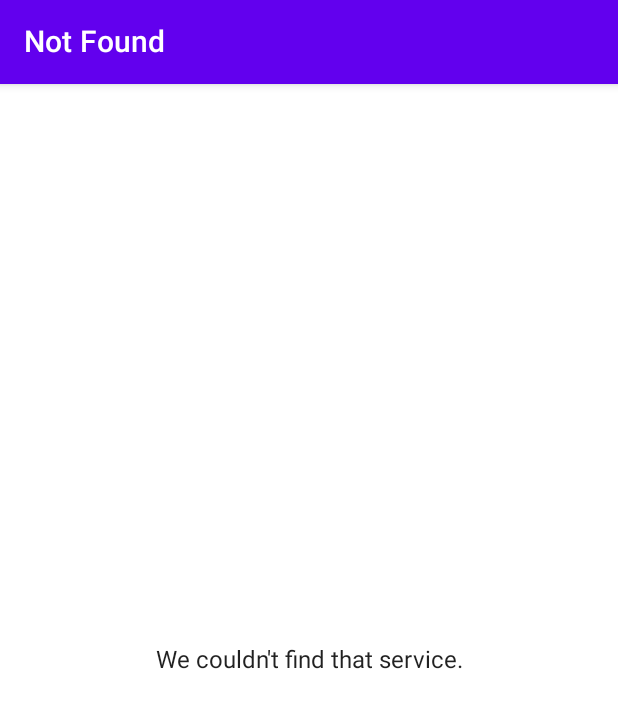
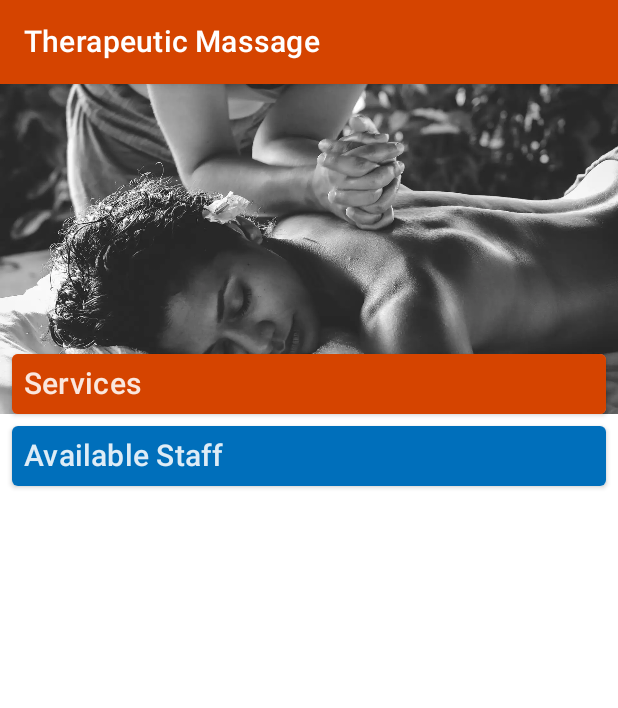
Before and after one commit to MINDBODY-Mobile/2021-Engineering-Summit-Workshop, an Android app built with Jetpack Compose: the @Preview function DetailPreview, on a phone screen of 412 x 824 dp. Shown: the top 708 px of the screen. Run offline under Robolectric (Android 15) with nearby library versions, the phone set to English and light mode, and no system bars.

Commit message:
Add ServiceDetailViewState.Ready, hero image, and services and staff cards to detail composable

```diff
--- a/app/src/main/java/com/mindbodyonline/workshop/ui/ServiceDetail.kt
+++ b/app/src/main/java/com/mindbodyonline/workshop/ui/ServiceDetail.kt
@@ -1,16 +1,24 @@
 package com.mindbodyonline.workshop.ui
 
+import androidx.compose.foundation.Image
 import androidx.compose.foundation.background
-import androidx.compose.foundation.layout.Box
-import androidx.compose.foundation.layout.fillMaxSize
+import androidx.compose.foundation.layout.*
+import androidx.compose.material.Card
 import androidx.compose.material.MaterialTheme.colors
+import androidx.compose.material.MaterialTheme.typography
 import androidx.compose.material.Scaffold
 import androidx.compose.material.Text
 import androidx.compose.material.TopAppBar
 import androidx.compose.runtime.Composable
 import androidx.compose.ui.Alignment
 import androidx.compose.ui.Modifier
+import androidx.compose.ui.layout.ContentScale
+import androidx.compose.ui.res.painterResource
 import androidx.compose.ui.tooling.preview.Preview
+import androidx.compose.ui.unit.dp
+import com.mindbodyonline.workshop.data.SampleData
+import com.mindbodyonline.workshop.data.model.PriceOption
+import com.mindbodyonline.workshop.data.model.Staff
 import com.mindbodyonline.workshop.ui.model.ServiceDetailViewState
 import com.mindbodyonline.workshop.ui.theme.MyTheme
 
@@ -25,8 +33,76 @@ fun ServiceDetail(viewState: ServiceDetailViewState, navigateUp: () -> Unit) {
     ) {
         when (viewState) {
             ServiceDetailViewState.NotFound -> ServiceNotFound()
+            is ServiceDetailViewState.Ready -> ServiceReady(viewState)
         }
 
+    }
+}
+
+@Composable
+fun ServiceReady(viewState: ServiceDetailViewState.Ready) {
+    val service = viewState.service
+    Image(
+        painter = painterResource(id = service.imageResourceId),
+        contentDescription = null,
+        contentScale = ContentScale.Crop,
+        modifier = Modifier
+            .height(220.dp)
+            .fillMaxWidth()
+    )
+    Column() {
+        Spacer(Modifier.height(180.dp))
+        PricingOptionsCard(
+            service.priceOptions,
+            Modifier
+                .padding(horizontal = 8.dp)
+                .fillMaxWidth()
+        )
+        Spacer(Modifier.size(8.dp))
+        StaffListCard(
+            viewState.staff,
+            Modifier
+                .padding(horizontal = 8.dp)
+                .fillMaxWidth()
+        )
+    }
+}
+
+@Composable
+fun StaffListCard(staff: List<Staff>, modifier: Modifier) {
+    Card(
+        modifier = modifier,
+        backgroundColor = colors.surface,
+        contentColor = colors.onSecondary,
+        elevation = 2.dp
+    ) {
+        Text(
+            "Available Staff",
+            style = typography.h6,
+            modifier = Modifier
+                .fillMaxWidth()
+                .background(colors.secondary)
+                .padding(8.dp)
+        )
+    }
+}
+
+@Composable
+fun PricingOptionsCard(priceOptions: List<PriceOption>, modifier: Modifier) {
+    Card(
+        modifier = modifier,
+        backgroundColor = colors.primaryVariant,
+        contentColor = colors.onPrimary,
+        elevation = 2.dp
+    ) {
+        Text(
+            "Services",
+            style = typography.h6,
+            modifier = Modifier
+                .fillMaxWidth()
+                .background(colors.primary)
+                .padding(8.dp)
+        )
     }
 }
 
@@ -46,6 +122,12 @@ private fun ServiceNotFound() {
 @Composable
 fun DetailPreview() {
     MyTheme {
-        ServiceDetail(ServiceDetailViewState.NotFound, {})
+        ServiceDetail(
+            ServiceDetailViewState.Ready(
+                SampleData.Services.therapeuticMassage,
+                SampleData.StaffMembers.allStaff
+            ),
+            {}
+        )
     }
 }
--- a/app/src/main/java/com/mindbodyonline/workshop/ui/model/PresentationStateModels.kt
+++ b/app/src/main/java/com/mindbodyonline/workshop/ui/model/PresentationStateModels.kt
@@ -1,6 +1,8 @@
 package com.mindbodyonline.workshop.ui.model
 
+import com.mindbodyonline.workshop.data.model.Service
 import com.mindbodyonline.workshop.data.model.ServiceCategory
+import com.mindbodyonline.workshop.data.model.Staff
 
 
 typealias ServiceCategoryState = Pair<ServiceCategory, Boolean>
@@ -15,4 +17,8 @@ sealed class ServiceListViewState(val title: String) {
 
 sealed class ServiceDetailViewState(val title: String) {
     object NotFound : ServiceDetailViewState("Not Found")
+    data class Ready(
+        val service: Service,
+        val staff: List<Staff>
+    ) : ServiceDetailViewState(service.name)
 }
--- a/app/src/main/java/com/mindbodyonline/workshop/ui/theme/Theme.kt
+++ b/app/src/main/java/com/mindbodyonline/workshop/ui/theme/Theme.kt
@@ -23,17 +23,17 @@ import androidx.compose.runtime.Composable
 import androidx.compose.ui.graphics.Color
 
 private val DarkColorPalette = darkColors(
-    primary = Color(0xFFBB86FC),
-    primaryVariant = Color(0xFF3700B3),
-    secondary = Color(0xFF03DAC6),
-    secondaryVariant = Color(0xFF03DAC6),
+    primary = lightOrange,
+    primaryVariant = darkOrange,
+    secondary = lightBlue,
+    secondaryVariant = darkBlue
 )
 
 private val LightColorPalette = lightColors(
-    primary = Color(0xFF6200EE),
-    primaryVariant = Color(0xFF3700B3),
-    secondary = Color(0xFF03DAC6),
-    secondaryVariant = Color(0xFF018786),
+    primary = darkOrange,
+    primaryVariant = lightOrange,
+    secondary = darkBlue,
+    secondaryVariant = lightBlue,
     onSecondary = Color.White
     /* Other default colors to override
     background = Color.White,
```
